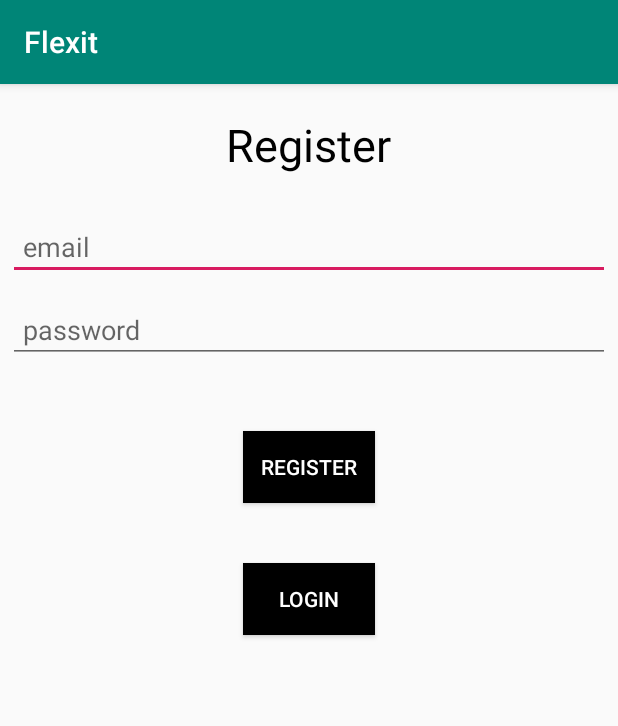
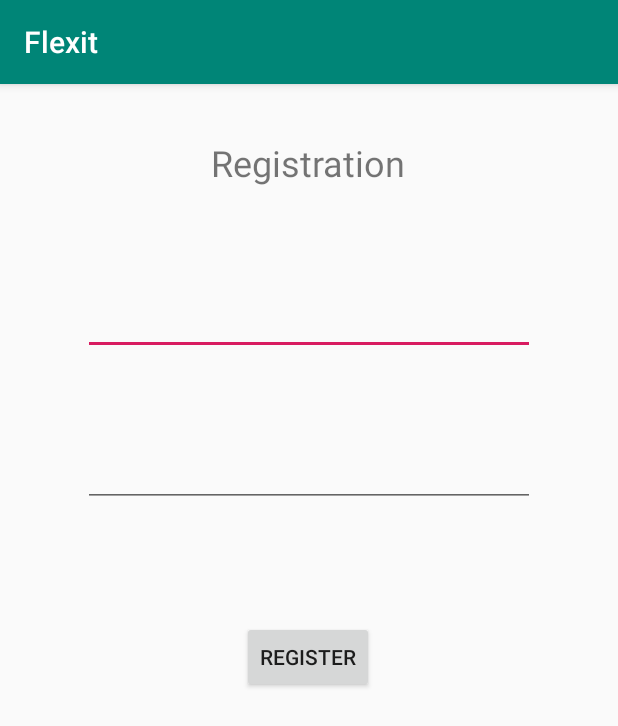
Before and after one commit to WSU-4110/FlexiT, an Android app: the screen it shows after launch (MainActivity before the commit, RegisterActivity after it), after a tap on "REGISTER", on a phone screen of 412 x 824 dp. Shown: the top 726 px of the screen. Run offline under Robolectric (Android 15) with nearby library versions, the phone set to English and light mode, and no system bars; our stand-ins replace Firebase (no records; nobody signed in at launch, a user with empty details on screens opened directly).

Commit message:
Seperated Register into its own activity

```diff
--- a/app/src/main/AndroidManifest.xml
+++ b/app/src/main/AndroidManifest.xml
@@ -9,7 +9,8 @@
         android:roundIcon="@mipmap/ic_launcher_round"
         android:supportsRtl="true"
         android:theme="@style/AppTheme">
-        <activity android:name=".FeedActivity"></activity>
+        <activity android:name=".RegisterActivity"></activity>
+        <activity android:name=".FeedActivity" />
         <activity android:name=".LoginActivity" />
         <activity android:name=".ProfileActivity" />
         <activity android:name=".MainActivity">
--- a/app/src/main/java/com/example/flexit/MainActivity.java
+++ b/app/src/main/java/com/example/flexit/MainActivity.java
@@ -26,8 +26,6 @@ import com.google.firebase.database.DatabaseError;
 public class MainActivity extends AppCompatActivity {
 
     private FirebaseAuth mAuth;
-    private EditText password;
-    private EditText email;
     private Button button_register;
     private Button button_login;
     private FirebaseDatabase dataBase;
@@ -39,8 +37,6 @@ public class MainActivity extends AppCompatActivity {
     protected void onCreate(Bundle savedInstanceState) {
         super.onCreate(savedInstanceState);
         setContentView(R.layout.activity_main);
-        email = (EditText) findViewById(R.id.signup_email_input);
-        password =(EditText) findViewById(R.id.signup_password_input);
         button_register = (Button)findViewById(R.id.button_register);
         button_login = (Button)findViewById(R.id.button_login);
         mAuth = FirebaseAuth.getInstance();
@@ -56,7 +52,8 @@ public class MainActivity extends AppCompatActivity {
             @Override
             public void onClick(View v) {
                 if (v == button_register ){
-                    RegisterUser();
+                    startActivity(new Intent(getApplicationContext(),
+                            RegisterActivity.class));
                 }
             }
         });
@@ -70,42 +67,4 @@ public class MainActivity extends AppCompatActivity {
             }
         });
     }
-    public  void RegisterUser(){
-        String Email = email.getText().toString().trim();
-        String Password = password.getText().toString().trim();
-        if (TextUtils.isEmpty(Email)){
-            Toast.makeText(this, "A field is empty", Toast.LENGTH_SHORT).show();
-            return;
-        }
-        if (TextUtils.isEmpty(Password)){
-            Toast.makeText(this, "A field is empty", Toast.LENGTH_SHORT).show();
-            return;
-        }
-
-        mAuth.createUserWithEmailAndPassword(Email,Password)
-                .addOnCompleteListener(this, new OnCompleteListener<AuthResult>(){
-                    @Override
-                    public void onComplete(@NonNull Task<AuthResult> task){
-                        try{
-                            //check if registration was successful
-                            if(task.isSuccessful()){
-                                //User registration is succcessful
-                                //start profile activity here
-                                Toast.makeText(MainActivity.this, "registration successful",
-                                        Toast.LENGTH_SHORT).show();
-                                finish();
-                                startActivity(new Intent(getApplicationContext(),ProfileActivity.class));
-                            }
-                            else{
-                                Toast.makeText(MainActivity.this, "Couldn't register, try again",
-                                        Toast.LENGTH_SHORT).show();
-                            }
-                        }
-                        catch (Exception e){
-                            e.printStackTrace();
-                        }
-                    }
-                });
-    }
-
 }
--- /dev/null
+++ b/app/src/main/java/com/example/flexit/RegisterActivity.java
@@ -0,0 +1,102 @@
+package com.example.flexit;
+
+import androidx.annotation.NonNull;
+import androidx.appcompat.app.AppCompatActivity;
+
+import android.content.Intent;
+import android.os.Bundle;
+import android.text.TextUtils;
+import android.view.View;
+import android.widget.Button;
+import android.widget.EditText;
+import android.widget.Toast;
+import android.util.Log;
+
+import com.google.android.gms.tasks.OnCompleteListener;
+import com.google.android.gms.tasks.Task;
+import com.google.firebase.auth.AuthResult;
+import com.google.firebase.auth.FirebaseAuth;
+import com.google.firebase.database.DatabaseReference;
+import com.google.firebase.database.FirebaseDatabase;
+
+public class RegisterActivity extends AppCompatActivity {
+
+    private FirebaseAuth mAuth;
+    private EditText password;
+    private EditText email;
+    private Button button_register;
+
+    private FirebaseDatabase dataBase;
+    private DatabaseReference myRef;
+
+    @Override
+    protected void onCreate(Bundle savedInstanceState) {
+        super.onCreate(savedInstanceState);
+        setContentView(R.layout.activity_register);
+
+        email = (EditText) findViewById(R.id.signup_email_input);
+        password =(EditText) findViewById(R.id.signup_password_input);
+        button_register = (Button)findViewById(R.id.button_register);
+
+        mAuth = FirebaseAuth.getInstance();
+
+        button_register.setOnClickListener(new View.OnClickListener() {
+            @Override
+            public void onClick(View v) {
+                if (v == button_register ){
+                    RegisterUser();
+                }
+            }
+        });
+    }
+
+    public void RegisterUser(){
+        String Email = email.getText().toString().trim();
+        String Password = password.getText().toString().trim();
+
+        //If both fields are empty
+        if(TextUtils.isEmpty(Email) && TextUtils.isEmpty(Password)){
+            Toast.makeText(RegisterActivity.this, "Both fields are empty",
+                            Toast.LENGTH_SHORT).show();
+            return;
+        }
+        //IF Email field is empty
+        if(TextUtils.isEmpty(Email)){
+            Toast.makeText(RegisterActivity.this, "Email cannot be empty",
+                    Toast.LENGTH_SHORT).show();
+            return;
+        }
+        //IF Password field is empty
+        if(TextUtils.isEmpty(Password)){
+            Toast.makeText(RegisterActivity.this, "Please enter a password",
+                    Toast.LENGTH_SHORT).show();
+            return;
+        }
+
+        //Registering the user
+        mAuth.createUserWithEmailAndPassword(Email, Password)
+                .addOnCompleteListener(RegisterActivity.this, new OnCompleteListener<AuthResult>() {
+                    @Override
+                    public void onComplete(@NonNull Task<AuthResult> task) {
+                        try {
+                            if(task.isSuccessful()){
+                                //User registration is successful
+                                //start profile activity here
+                                Toast.makeText(RegisterActivity.this, "Registration Successful",
+                                                Toast.LENGTH_SHORT).show();
+                                finish(); //finish activity
+                                //and start ProfileActivity
+                                startActivity(new Intent(getApplicationContext(), ProfileActivity.class));
+                            }
+                            else{
+                                Toast.makeText(RegisterActivity.this, "Couldn't register, try again",
+                                                Toast.LENGTH_SHORT).show();
+                            }
+                        }
+                        catch (Exception e){
+                            e.printStackTrace();
+                        }
+                    }
+                });
+    }
+}
--- a/app/src/main/res/layout/activity_main.xml
+++ b/app/src/main/res/layout/activity_main.xml
@@ -6,46 +6,34 @@
     android:layout_width="match_parent"
     android:layout_height="match_parent"
     tools:context="com.example.flexit.MainActivity">
-    <TextView
-        android:layout_width="wrap_content"
-        android:layout_height="wrap_content"
-        android:layout_gravity="center"
-        android:padding="20dp"
-        android:textSize="30sp"
-        android:text="Register"
-        android:textColor="#000"/>
-    <EditText
-        android:padding="10dp"
-        android:layout_margin="5dp"
+
+    <androidx.constraintlayout.widget.ConstraintLayout
         android:layout_width="match_parent"
-        android:layout_height="wrap_content"
-        android:hint="email"
-        android:id="@+id/signup_email_input"
-        android:inputType="textEmailAddress"/>
-    <EditText
-        android:padding="10dp"
-        android:layout_margin="5dp"
-        android:layout_width="match_parent"
-        android:layout_height="wrap_content"
-        android:hint="password"
-        android:id="@+id/signup_password_input"
-        android:inputType="textPassword"/>
-    <Button
-        android:id="@+id/button_register"
-        android:layout_width="wrap_content"
-        android:layout_height="wrap_content"
-        android:text="Register"
-        android:background="#000"
-        android:textColor="#fff"
-        android:layout_gravity="center"
-        android:layout_marginTop="40dp"/>
-    <Button
-        android:id="@+id/button_login"
-        android:layout_width="wrap_content"
-        android:layout_height="wrap_content"
-        android:text="Login"
-        android:background="#000"
-        android:textColor="#fff"
-        android:layout_gravity="center"
-        android:layout_marginTop="40dp"/>
+        android:layout_height="match_parent">
+
+        <Button
+            android:id="@+id/button_login"
+            android:layout_width="223dp"
+            android:layout_height="128dp"
+            android:text="Login"
+            android:textSize="40dp"
+            app:layout_constraintBottom_toBottomOf="parent"
+            app:layout_constraintEnd_toEndOf="parent"
+            app:layout_constraintStart_toStartOf="parent"
+            app:layout_constraintTop_toBottomOf="@+id/button_register"
+            app:layout_constraintVertical_bias="0.226" />
+
+        <Button
+            android:id="@+id/button_register"
+            android:layout_width="223dp"
+            android:layout_height="128dp"
+            android:layout_marginTop="192dp"
+            android:text="Register"
+            android:textSize="40dp"
+            app:layout_constraintBottom_toBottomOf="parent"
+            app:layout_constraintEnd_toEndOf="parent"
+            app:layout_constraintStart_toStartOf="parent"
+            app:layout_constraintTop_toTopOf="parent"
+            app:layout_constraintVertical_bias="0.0" />
+    </androidx.constraintlayout.widget.ConstraintLayout>
 </LinearLayout>
--- /dev/null
+++ b/app/src/main/res/layout/activity_register.xml
@@ -0,0 +1,56 @@
+<?xml version="1.0" encoding="utf-8"?>
+<androidx.constraintlayout.widget.ConstraintLayout xmlns:android="http://schemas.android.com/apk/res/android"
+    xmlns:app="http://schemas.android.com/apk/res-auto"
+    xmlns:tools="http://schemas.android.com/tools"
+    android:layout_width="match_parent"
+    android:layout_height="match_parent"
+    tools:context=".RegisterActivity">
+
+    <EditText
+        android:id="@+id/signup_email_input"
+        android:layout_width="301dp"
+        android:layout_height="45dp"
+        android:layout_marginBottom="536dp"
+        android:ems="10"
+        android:inputType="textEmailAddress"
+        app:layout_constraintBottom_toBottomOf="parent"
+        app:layout_constraintEnd_toEndOf="parent"
+        app:layout_constraintStart_toStartOf="parent"
+        app:layout_constraintTop_toBottomOf="@+id/textView" />
+
+    <EditText
+        android:id="@+id/signup_password_input"
+        android:layout_width="301dp"
+        android:layout_height="45dp"
+        android:layout_marginTop="56dp"
+        android:ems="10"
+        android:inputType="textPassword"
+        app:layout_constraintEnd_toEndOf="parent"
+        app:layout_constraintStart_toStartOf="parent"
+        app:layout_constraintTop_toBottomOf="@+id/signup_email_input" />
+
+    <Button
+        android:id="@+id/button_register"
+        android:layout_width="wrap_content"
+        android:layout_height="wrap_content"
+        android:layout_marginTop="76dp"
+        android:text="Register"
+        app:layout_constraintEnd_toEndOf="parent"
+        app:layout_constraintHorizontal_bias="0.498"
+        app:layout_constraintStart_toStartOf="parent"
+        app:layout_constraintTop_toBottomOf="@+id/signup_password_input" />
+
+    <TextView
+        android:id="@+id/textView"
+        android:layout_width="130dp"
+        android:layout_height="47dp"
+        android:layout_marginTop="36dp"
+        android:text="Registration"
+        android:textAlignment="center"
+        android:textSize="24sp"
+        app:autoSizeTextType="uniform"
+        app:layout_constraintEnd_toEndOf="parent"
+        app:layout_constraintHorizontal_bias="0.498"
+        app:layout_constraintStart_toStartOf="parent"
+        app:layout_constraintTop_toTopOf="parent" />
+</androidx.constraintlayout.widget.ConstraintLayout>
```
